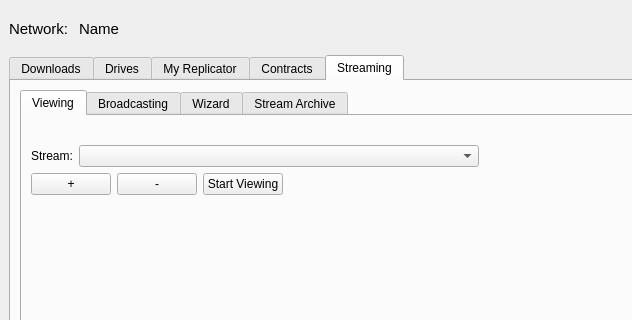
The window that UserApp/mainwin.ui (proximax-storage/cpp-xpx-storage-user-app) describes before a commit, drawn with Qt 5; both pictures show x 0 to 632 and y 0 to 320 of the 1000 by 780 pixel window.
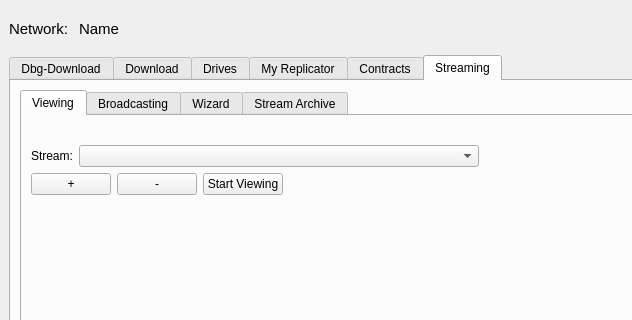
The same window after the commit. The open tabs and pages were chosen to show the change.

Patch:
```diff
--- a/UserApp/mainwin.ui
+++ b/UserApp/mainwin.ui
@@ -209,7 +209,7 @@
       </property>
       <widget class="QWidget" name="m_downloadsTab">
        <attribute name="title">
-        <string>Downloads</string>
+        <string>Dbg-Download</string>
        </attribute>
        <layout class="QHBoxLayout" name="horizontalLayout_2">
         <item>
@@ -516,6 +516,11 @@
         </item>
        </layout>
       </widget>
+      <widget class="QWidget" name="tab">
+       <attribute name="title">
+        <string>Download</string>
+       </attribute>
+      </widget>
       <widget class="QWidget" name="m_drivesTab">
        <attribute name="title">
         <string>Drives</string>
```
Left out of the diff: 4 changed lines with no effect on the pictures.
